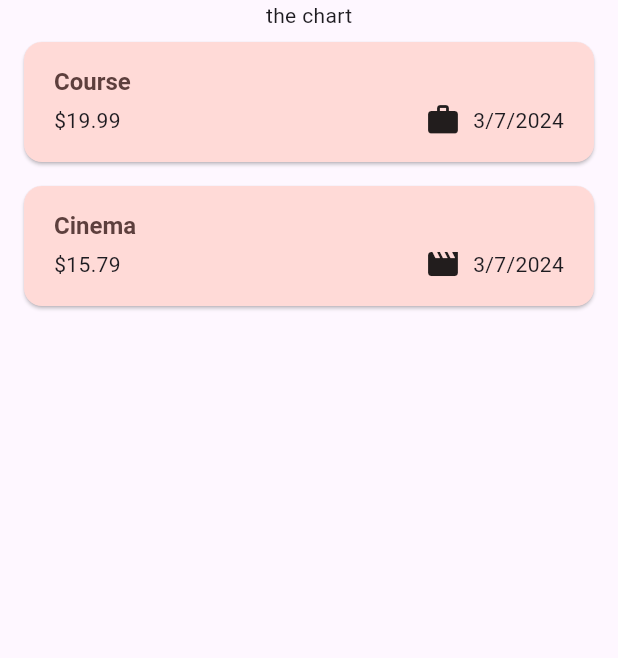
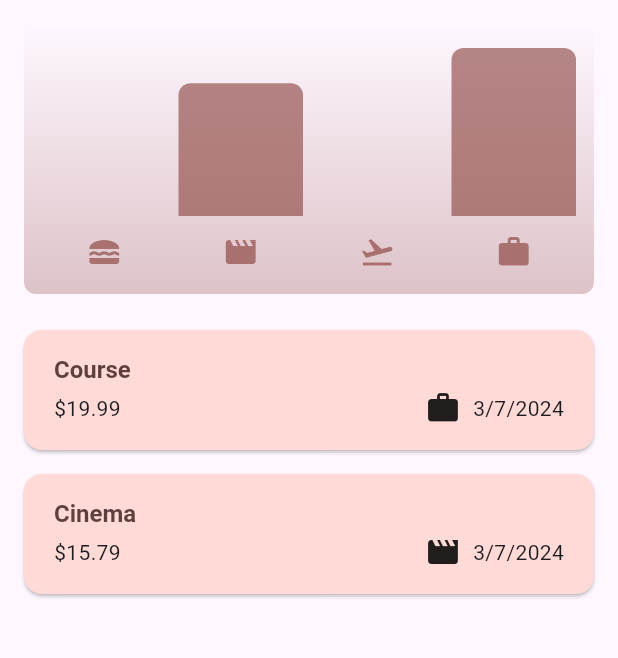
Before and after one commit to nilaybesli/expense_tracker, a Flutter app: the screen it shows after launch, on a phone screen of 412 x 824 dp, the part 84-742 px from its top. Run offline on Flutter 3.47's test engine with Material 3 defaults, Android fonts, the phone set to English and light mode, and no system bars.

Commit message:
added bucket charts

```diff
--- a/lib/models/expense.dart
+++ b/lib/models/expense.dart
@@ -33,3 +33,27 @@ class Expense {
     return formatter.format(date);
   }
 }
+
+class ExpenseBucket {
+  const ExpenseBucket({
+    required this.category,
+    required this.expenses,
+  });
+
+  ExpenseBucket.forCategory(List<Expense> allExpenses, this.category)
+      : expenses=allExpenses.where((expense) => expense.category == category)
+      .toList();
+
+  final Category category;
+  final List<Expense> expenses;
+
+  double get totalExpenses {
+    double sum = 0;
+
+    for (final expense in expenses) {
+      sum += expense.amount;
+    }
+
+    return sum;
+  }
+}
--- /dev/null
+++ b/lib/widgets/charts/chart.dart
@@ -0,0 +1,96 @@
+import 'package:flutter/material.dart';
+
+import 'package:expense_tracker/models/expense.dart';
+
+import 'chart_bar.dart';
+
+class Chart extends StatelessWidget {
+  const Chart({super.key, required this.expenses});
+
+  final List<Expense> expenses;
+
+  List<ExpenseBucket> get buckets {
+    return [
+      ExpenseBucket.forCategory(expenses, Category.food),
+      ExpenseBucket.forCategory(expenses, Category.leisure),
+      ExpenseBucket.forCategory(expenses, Category.travel),
+      ExpenseBucket.forCategory(expenses, Category.work),
+    ];
+  }
+
+  double get maxTotalExpense {
+    double maxTotalExpense = 0;
+
+    for (final bucket in buckets) {
+      if (bucket.totalExpenses > maxTotalExpense) {
+        maxTotalExpense = bucket.totalExpenses;
+      }
+    }
+
+    return maxTotalExpense;
+  }
+
+  @override
+  Widget build(BuildContext context) {
+    final isDarkMode =
+        MediaQuery.of(context).platformBrightness == Brightness.dark;
+    return Container(
+      margin: const EdgeInsets.all(16),
+      padding: const EdgeInsets.symmetric(
+        vertical: 16,
+        horizontal: 8,
+      ),
+      width: double.infinity,
+      height: 180,
+      decoration: BoxDecoration(
+        borderRadius: BorderRadius.circular(8),
+        gradient: LinearGradient(
+          colors: [
+            Theme.of(context).colorScheme.primary.withOpacity(0.3),
+            Theme.of(context).colorScheme.primary.withOpacity(0.0)
+          ],
+          begin: Alignment.bottomCenter,
+          end: Alignment.topCenter,
+        ),
+      ),
+      child: Column(
+        children: [
+          Expanded(
+            child: Row(
+              crossAxisAlignment: CrossAxisAlignment.end,
+              children: [
+                for (final bucket in buckets) // alternative to map()
+                  ChartBar(
+                    fill: bucket.totalExpenses == 0
+                        ? 0
+                        : bucket.totalExpenses / maxTotalExpense,
+                  )
+              ],
+            ),
+          ),
+          const SizedBox(height: 12),
+          Row(
+            children: buckets
+                .map(
+                  (bucket) => Expanded(
+                    child: Padding(
+                      padding: const EdgeInsets.symmetric(horizontal: 4),
+                      child: Icon(
+                        categoryIcons[bucket.category],
+                        color: isDarkMode
+                            ? Theme.of(context).colorScheme.secondary
+                            : Theme.of(context)
+                                .colorScheme
+                                .primary
+                                .withOpacity(0.7),
+                      ),
+                    ),
+                  ),
+                )
+                .toList(),
+          )
+        ],
+      ),
+    );
+  }
+}
--- /dev/null
+++ b/lib/widgets/charts/chart_bar.dart
@@ -0,0 +1,34 @@
+import 'package:flutter/material.dart';
+
+class ChartBar extends StatelessWidget {
+  const ChartBar({
+    super.key,
+    required this.fill,
+  });
+
+  final double fill;
+
+  @override
+  Widget build(BuildContext context) {
+    final isDarkMode =
+        MediaQuery.of(context).platformBrightness == Brightness.dark;
+    return Expanded(
+      child: Padding(
+        padding: const EdgeInsets.symmetric(horizontal: 4),
+        child: FractionallySizedBox(
+          heightFactor: fill,
+          child: DecoratedBox(
+            decoration: BoxDecoration(
+              shape: BoxShape.rectangle,
+              borderRadius:
+                  const BorderRadius.vertical(top: Radius.circular(8)),
+              color: isDarkMode
+                  ? Theme.of(context).colorScheme.secondary
+                  : Theme.of(context).colorScheme.primary.withOpacity(0.65),
+            ),
+          ),
+        ),
+      ),
+    );
+  }
+}
--- a/lib/widgets/expenses.dart
+++ b/lib/widgets/expenses.dart
@@ -1,3 +1,4 @@
+import 'package:expense_tracker/widgets/charts/chart.dart';
 import 'package:expense_tracker/widgets/expenses_list/expenses_list.dart';
 import 'package:expense_tracker/widgets/new_expense.dart';
 import 'package:flutter/material.dart';
@@ -87,7 +88,7 @@ class _ExpensesState extends State<Expenses> {
       ),
       body: Column(
         children: [
-          const Text("the chart"),
+          Chart(expenses: _registeredExpenses),
           Expanded(child: mainContent),
         ],
       ),
```
Also changed, not shown: 1 other file.
